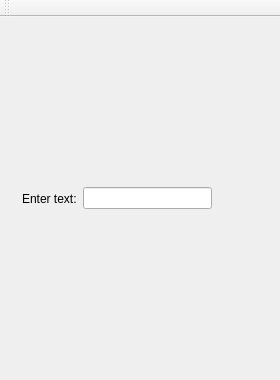
First picture: the form in mainwindow.ui, repository proton/zNotes, before the edit.
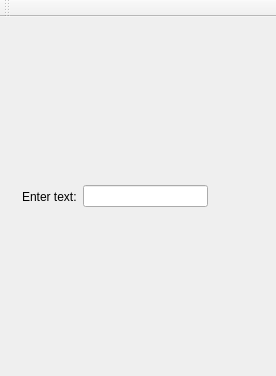
Second picture: the form after the edit. Icons and pictures are not drawn.

Diff of the .ui file:
```diff
--- a/mainwindow.ui
+++ b/mainwindow.ui
@@ -6,8 +6,8 @@
    <rect>
     <x>0</x>
     <y>0</y>
-    <width>280</width>
-    <height>380</height>
+    <width>276</width>
+    <height>376</height>
    </rect>
   </property>
   <property name="contextMenuPolicy">
```
